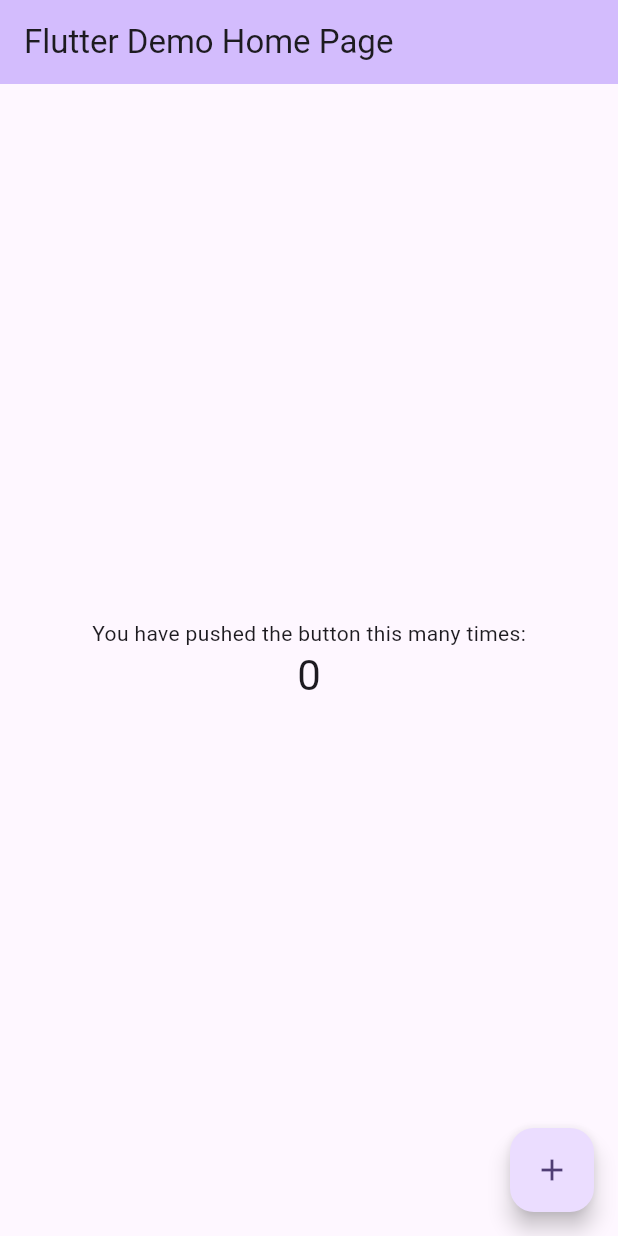
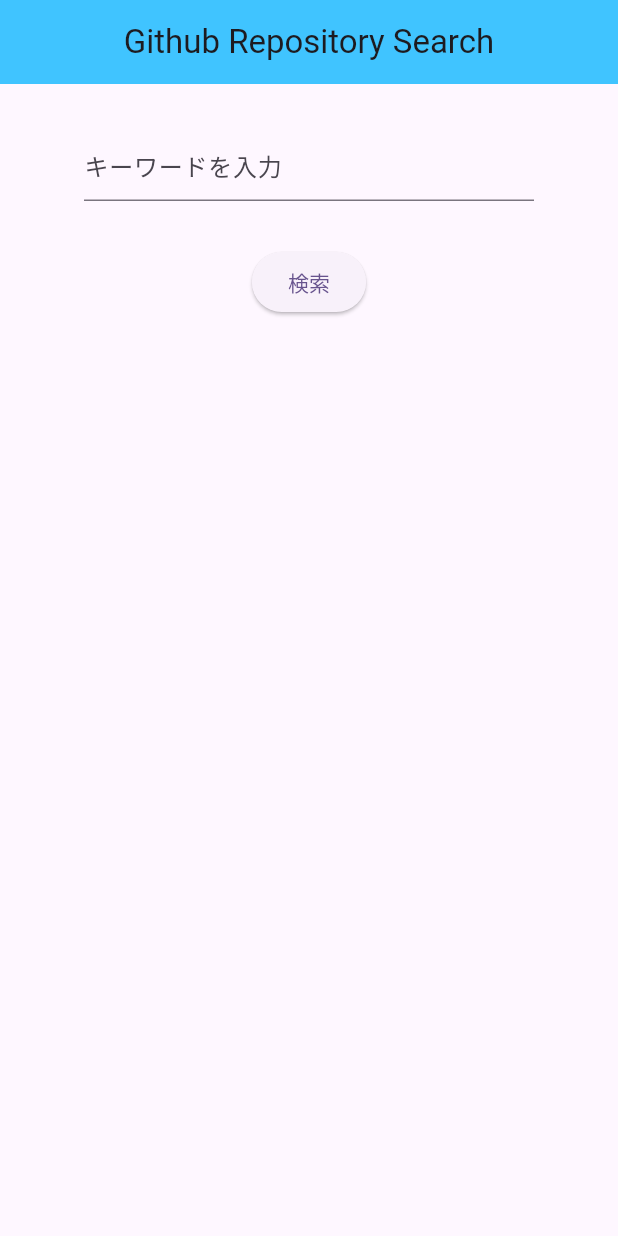
Before and after one commit to TT-RR/yumemi_coding_test, a Flutter app: the screen it shows after launch, on a phone screen of 412 x 824 dp. Run offline on Flutter 3.47's test engine with Material 2 defaults, Android fonts, the phone set to English and light mode, and no system bars.

Commit message:
キーワード入力欄とボタン作成

```diff
--- a/lib/main.dart
+++ b/lib/main.dart
@@ -11,115 +11,55 @@ class MyApp extends StatelessWidget {
   @override
   Widget build(BuildContext context) {
     return MaterialApp(
-      title: 'Flutter Demo',
+      title: 'YUMEMI Conding Test',
       theme: ThemeData(
-        // This is the theme of your application.
-        //
-        // TRY THIS: Try running your application with "flutter run". You'll see
-        // the application has a blue toolbar. Then, without quitting the app,
-        // try changing the seedColor in the colorScheme below to Colors.green
-        // and then invoke "hot reload" (save your changes or press the "hot
-        // reload" button in a Flutter-supported IDE, or press "r" if you used
-        // the command line to start the app).
-        //
-        // Notice that the counter didn't reset back to zero; the application
-        // state is not lost during the reload. To reset the state, use hot
-        // restart instead.
-        //
-        // This works for code too, not just values: Most code changes can be
-        // tested with just a hot reload.
+
         colorScheme: ColorScheme.fromSeed(seedColor: Colors.deepPurple),
         useMaterial3: true,
       ),
-      home: const MyHomePage(title: 'Flutter Demo Home Page'),
+      home: HomeScreen(),
     );
   }
 }
 
-class MyHomePage extends StatefulWidget {
-  const MyHomePage({super.key, required this.title});
-
-  // This widget is the home page of your application. It is stateful, meaning
-  // that it has a State object (defined below) that contains fields that affect
-  // how it looks.
-
-  // This class is the configuration for the state. It holds the values (in this
-  // case the title) provided by the parent (in this case the App widget) and
-  // used by the build method of the State. Fields in a Widget subclass are
-  // always marked "final".
-
-  final String title;
+class HomeScreen extends StatefulWidget {
+  const HomeScreen({super.key});
 
   @override
-  State<MyHomePage> createState() => _MyHomePageState();
+  State<HomeScreen> createState() => _HomeScreenState();
 }
 
-class _MyHomePageState extends State<MyHomePage> {
-  int _counter = 0;
-
-  void _incrementCounter() {
-    setState(() {
-      // This call to setState tells the Flutter framework that something has
-      // changed in this State, which causes it to rerun the build method below
-      // so that the display can reflect the updated values. If we changed
-      // _counter without calling setState(), then the build method would not be
-      // called again, and so nothing would appear to happen.
-      _counter++;
-    });
-  }
+class _HomeScreenState extends State<HomeScreen> {
+  TextEditingController keywordcontroller = TextEditingController();
 
   @override
   Widget build(BuildContext context) {
-    // This method is rerun every time setState is called, for instance as done
-    // by the _incrementCounter method above.
-    //
-    // The Flutter framework has been optimized to make rerunning build methods
-    // fast, so that you can just rebuild anything that needs updating rather
-    // than having to individually change instances of widgets.
     return Scaffold(
       appBar: AppBar(
-        // TRY THIS: Try changing the color here to a specific color (to
-        // Colors.amber, perhaps?) and trigger a hot reload to see the AppBar
-        // change color while the other colors stay the same.
-        backgroundColor: Theme.of(context).colorScheme.inversePrimary,
-        // Here we take the value from the MyHomePage object that was created by
-        // the App.build method, and use it to set our appbar title.
-        title: Text(widget.title),
+        title: Text('Github Repository Search'),
+        backgroundColor: Colors.lightBlueAccent,
+        centerTitle: true,
       ),
       body: Center(
-        // Center is a layout widget. It takes a single child and positions it
-        // in the middle of the parent.
         child: Column(
-          // Column is also a layout widget. It takes a list of children and
-          // arranges them vertically. By default, it sizes itself to fit its
-          // children horizontally, and tries to be as tall as its parent.
-          //
-          // Column has various properties to control how it sizes itself and
-          // how it positions its children. Here we use mainAxisAlignment to
-          // center the children vertically; the main axis here is the vertical
-          // axis because Columns are vertical (the cross axis would be
-          // horizontal).
-          //
-          // TRY THIS: Invoke "debug painting" (choose the "Toggle Debug Paint"
-          // action in the IDE, or press "p" in the console), to see the
-          // wireframe for each widget.
-          mainAxisAlignment: MainAxisAlignment.center,
-          children: <Widget>[
-            const Text(
-              'You have pushed the button this many times:',
+          children: [
+            SizedBox(height: 30),
+            Container(
+              width: 300,
+              child: TextField(
+                controller: keywordcontroller,
+                decoration: InputDecoration(hintText: 'キーワードを入力'),
+              ),
             ),
-            Text(
-              '$_counter',
-              style: Theme.of(context).textTheme.headlineMedium,
-            ),
+            SizedBox(height: 30),
+            ElevatedButton(
+                onPressed: (){
+
+                },
+                child: Text('検索'))
           ],
         ),
-      ),
-      floatingActionButton: FloatingActionButton(
-        onPressed: _incrementCounter,
-        tooltip: 'Increment',
-        child: const Icon(Icons.add),
-      ), // This trailing comma makes auto-formatting nicer for build methods.
+      )
     );
   }
 }
```
